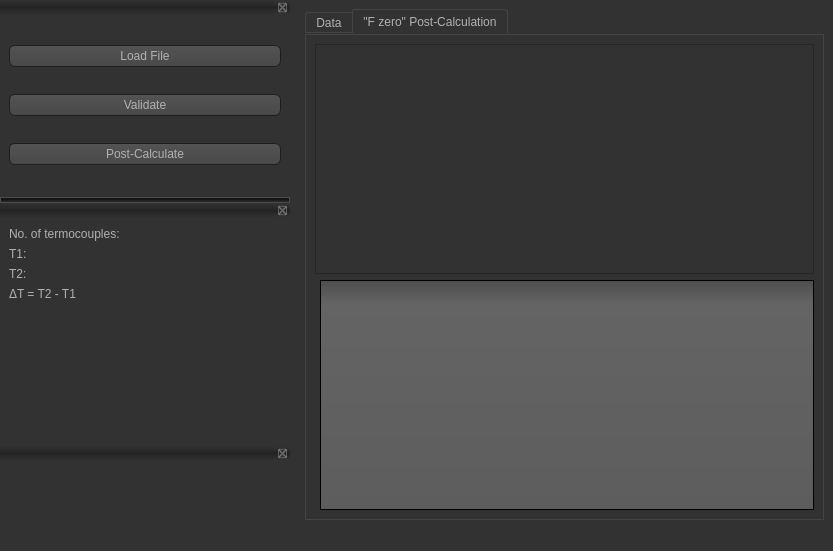
This is main_new.ui in PyShaman/Lucas as Qt 5 draws it before an edit. The edited form follows.
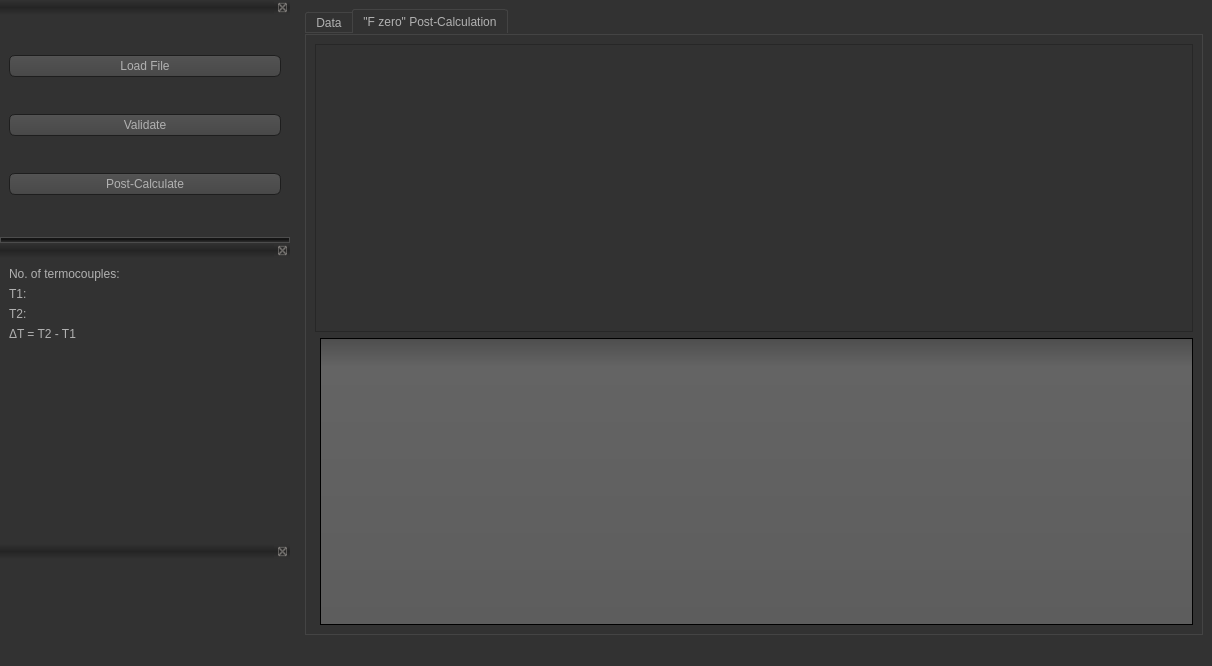
This is the edited form. The open tabs and pages were chosen to show the change. Icons and pictures are not drawn. Custom widgets are drawn as their Qt base class.

The edit to the form file:
```diff
--- a/main_new.ui
+++ b/main_new.ui
@@ -6,8 +6,8 @@
    <rect>
     <x>0</x>
     <y>0</y>
-    <width>833</width>
-    <height>551</height>
+    <width>1212</width>
+    <height>666</height>
    </rect>
   </property>
   <property name="windowTitle">
@@ -560,10 +560,14 @@
        </attribute>
        <layout class="QVBoxLayout" name="verticalLayout_5">
         <item>
-         <widget class="QGraphicsView" name="graph"/>
+         <widget class="PlotWidget" name="graphics_view"/>
         </item>
         <item>
-         <widget class="QListWidget" name="pc_list"/>
+         <widget class="QListWidget" name="pc_list">
+          <property name="enabled">
+           <bool>true</bool>
+          </property>
+         </widget>
         </item>
        </layout>
       </widget>
@@ -631,7 +635,7 @@
    <property name="minimumSize">
     <size>
      <width>290</width>
-     <height>137</height>
+     <height>141</height>
     </size>
    </property>
    <property name="maximumSize">
@@ -760,6 +764,13 @@
    </widget>
   </widget>
  </widget>
+ <customwidgets>
+  <customwidget>
+   <class>PlotWidget</class>
+   <extends>QGraphicsView</extends>
+   <header>pyqtgraph</header>
+  </customwidget>
+ </customwidgets>
  <resources/>
  <connections/>
 </ui>
```
Left out of the diff: 4 changed lines with no effect on the pictures.
